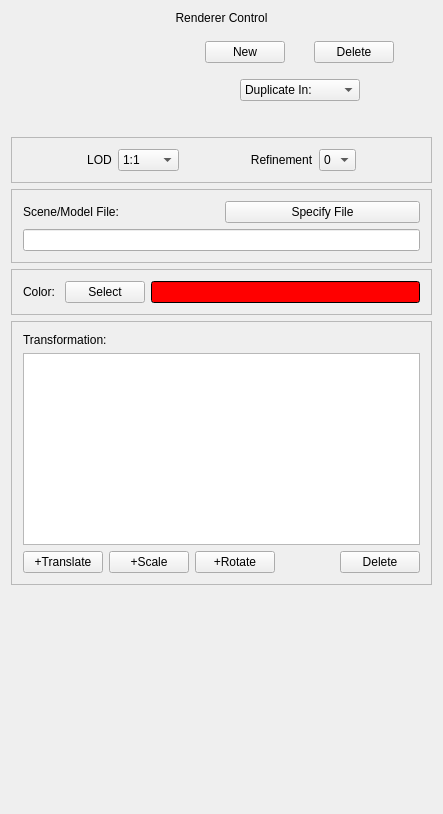
Qt form apps/vaporgui/guis/ui/model.ui (yyr/vapor) before a commit.
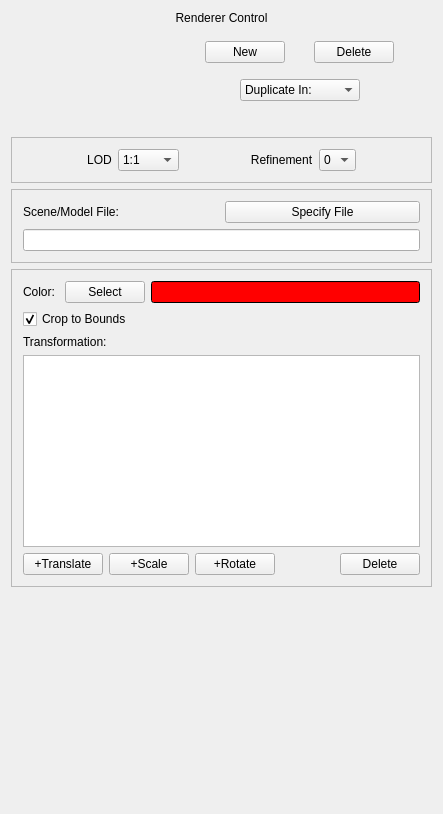
The same form after that commit. Custom widgets are drawn as their Qt base class.

Commit message:
Model Clipping
Adds the ability to clip models by the region of interest bounds.

Changes:
----------------

lib/params/ModelParams
lib/params/ModelParams
Added clipping tag

lib/render/ModelRenderer.cpp
Added clipping planes

lib/render/GLModelNode.cpp
Cleaned up preprocessor warning

apps/vaporgui/guis/ModelEventRouter.cpp
apps/vaporgui/guis/ModelEventRouter.cpp
apps/vaporgui/guis/ui/model.ui
Added clipping "crop to bounds" checkbox

The edit to the form file:
```diff
--- a/apps/vaporgui/guis/ui/model.ui
+++ b/apps/vaporgui/guis/ui/model.ui
@@ -421,14 +421,14 @@
     </widget>
    </item>
    <item>
-    <widget class="QFrame" name="modelFileFrame_2">
+    <widget class="QFrame" name="frame">
      <property name="frameShape">
       <enum>QFrame::StyledPanel</enum>
      </property>
      <property name="frameShadow">
       <enum>QFrame::Raised</enum>
      </property>
-     <layout class="QVBoxLayout" name="verticalLayout_4">
+     <layout class="QVBoxLayout" name="verticalLayout_6">
       <item>
        <layout class="QHBoxLayout" name="horizontalLayout_7">
         <item>
@@ -875,18 +875,16 @@
         </item>
        </layout>
       </item>
-     </layout>
-    </widget>
-   </item>
-   <item>
-    <widget class="QFrame" name="frame">
-     <property name="frameShape">
-      <enum>QFrame::StyledPanel</enum>
-     </property>
-     <property name="frameShadow">
-      <enum>QFrame::Raised</enum>
-     </property>
-     <layout class="QVBoxLayout" name="verticalLayout_6">
+      <item>
+       <widget class="QCheckBox" name="clipping">
+        <property name="text">
+         <string>Crop to Bounds</string>
+        </property>
+        <property name="checked">
+         <bool>true</bool>
+        </property>
+       </widget>
+      </item>
       <item>
        <widget class="QLabel" name="label_3">
         <property name="text">
```
The commit also changes 6 other files.
